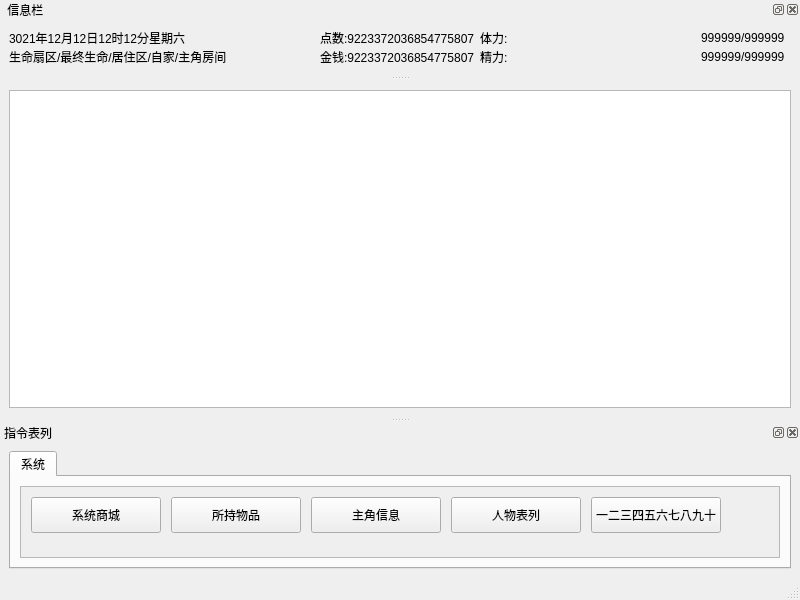
Old version of the form Mainwindow.ui in the repository 000Game000/MYGAME.
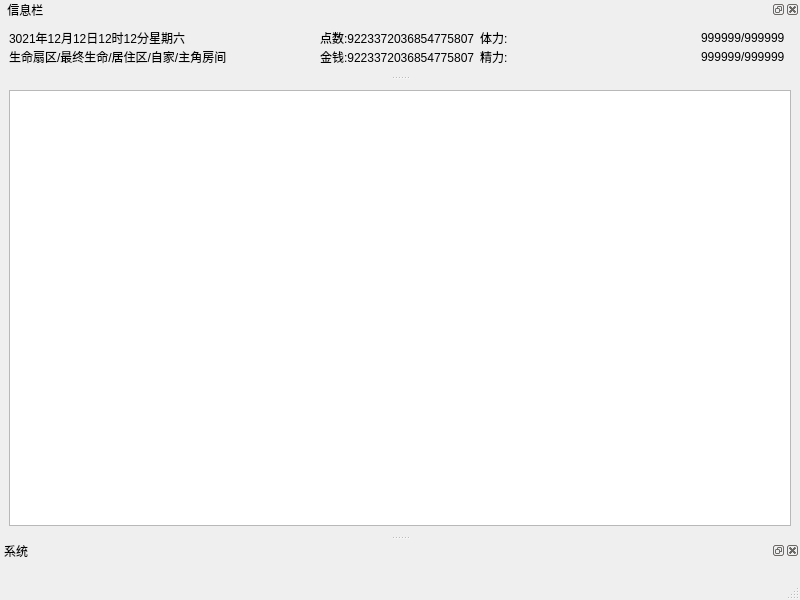
New version of the form. Custom widgets are drawn as their Qt base class.

The edit to the form file:
```diff
--- a/Mainwindow.ui
+++ b/Mainwindow.ui
@@ -10,6 +10,12 @@
     <height>600</height>
    </rect>
   </property>
+  <property name="minimumSize">
+   <size>
+    <width>800</width>
+    <height>600</height>
+   </size>
+  </property>
   <property name="windowTitle">
    <string>ERASystem</string>
   </property>
@@ -285,115 +291,13 @@
   </widget>
   <widget class="QDockWidget" name="command">
    <property name="windowTitle">
-    <string>指令表列</string>
+    <string>系统</string>
    </property>
    <attribute name="dockWidgetArea">
     <number>8</number>
    </attribute>
    <widget class="QWidget" name="dockWidgetContents">
-    <layout class="QVBoxLayout" name="verticalLayout_5">
-     <item>
-      <widget class="QTabWidget" name="tabWidget">
-       <property name="currentIndex">
-        <number>0</number>
-       </property>
-       <widget class="QWidget" name="tab_3">
-        <attribute name="title">
-         <string>系统</string>
-        </attribute>
-        <layout class="QVBoxLayout" name="verticalLayout_2">
-         <item>
-          <widget class="QScrollArea" name="scrollArea">
-           <property name="widgetResizable">
-            <bool>true</bool>
-           </property>
-           <widget class="QWidget" name="scrollAreaWidgetContents">
-            <property name="geometry">
-             <rect>
-              <x>0</x>
-              <y>0</y>
-              <width>756</width>
-              <height>70</height>
-             </rect>
-            </property>
-            <widget class="QPushButton" name="systemStore">
-             <property name="geometry">
-              <rect>
-               <x>10</x>
-               <y>10</y>
-               <width>130</width>
-               <height>36</height>
-              </rect>
-             </property>
-             <property name="text">
-              <string>系统商城</string>
-             </property>
-            </widget>
-            <widget class="QPushButton" name="itemList">
-             <property name="geometry">
-              <rect>
-               <x>150</x>
-               <y>10</y>
-               <width>130</width>
-               <height>36</height>
-              </rect>
-             </property>
-             <property name="text">
-              <string>所持物品</string>
-             </property>
-            </widget>
-            <widget class="QPushButton" name="playerStatus">
-             <property name="geometry">
-              <rect>
-               <x>290</x>
-               <y>10</y>
-               <width>130</width>
-               <height>36</height>
-              </rect>
-             </property>
-             <property name="text">
-              <string>主角信息</string>
-             </property>
-            </widget>
-            <widget class="QPushButton" name="peopleList">
-             <property name="geometry">
-              <rect>
-               <x>430</x>
-               <y>10</y>
-               <width>130</width>
-               <height>36</height>
-              </rect>
-             </property>
-             <property name="text">
-              <string>人物表列</string>
-             </property>
-            </widget>
-            <widget class="QPushButton" name="pushButton">
-             <property name="geometry">
-              <rect>
-               <x>570</x>
-               <y>10</y>
-               <width>130</width>
-               <height>36</height>
-              </rect>
-             </property>
-             <property name="font">
-              <font>
-               <pointsize>9</pointsize>
-              </font>
-             </property>
-             <property name="text">
-              <string>一二三四五六七八九十</string>
-             </property>
-            </widget>
-           </widget>
-          </widget>
-         </item>
-        </layout>
-       </widget>
-      </widget>
-     </item>
-    </layout>
+    <layout class="QVBoxLayout" name="verticalLayout_5"/>
    </widget>
   </widget>
  </widget>
```
Left out of the diff: 214 changed lines with no effect on the pictures.
